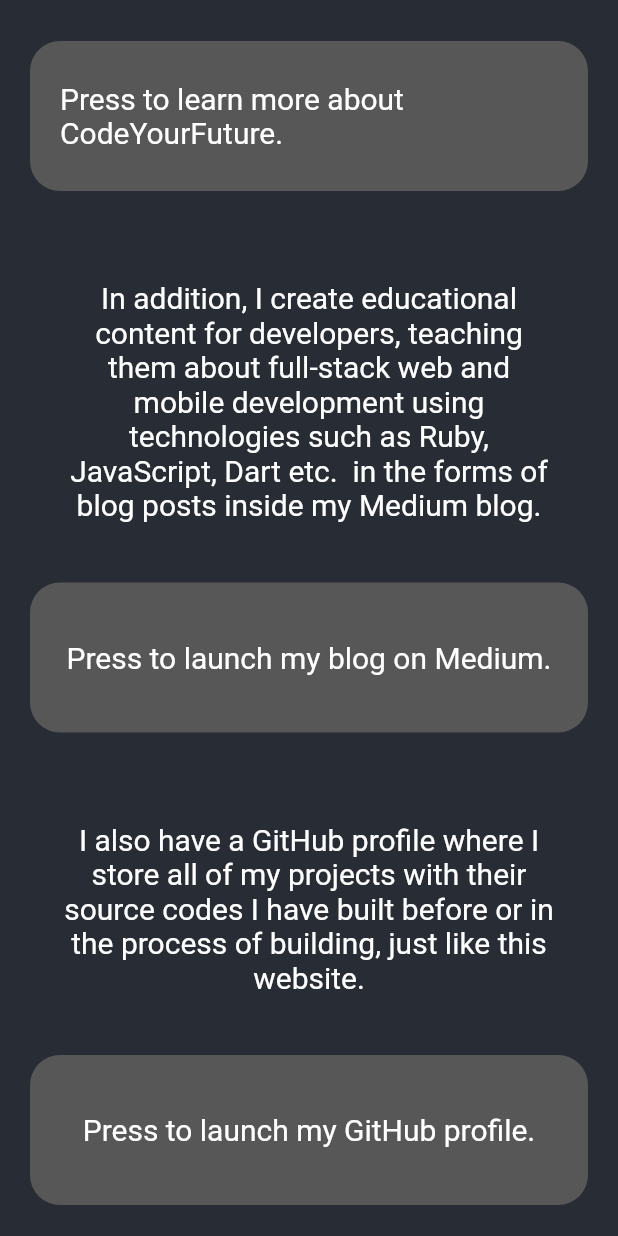
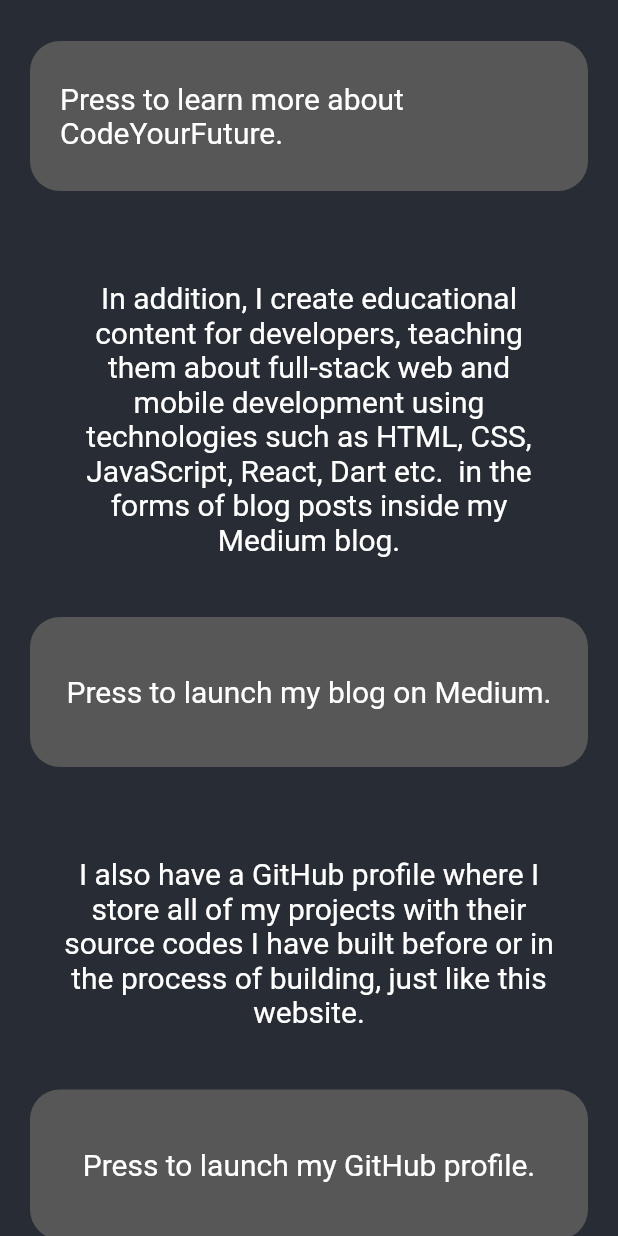
Before and after one commit to alicagatay/alicagatays_personal_webpage, a Flutter app: the screen it shows after launch, scrolled down 1152 dp, on a phone screen of 412 x 824 dp. Run offline on Flutter 3.47's test engine with Material 2 defaults, Android fonts, the phone set to English and light mode, and no system bars; network calls fail.

Commit message:
Updated page content.

```diff
--- a/lib/main.dart
+++ b/lib/main.dart
@@ -102,7 +102,8 @@
                   child: Container(
                     margin: const EdgeInsets.symmetric(horizontal: 20),
                     child: const Text(
-                      "I work on developing full-stack web and mobile applications, APIs, and databases using tools such as JavaScript, Flutter, Ruby and PostgreSQL.",
+                      "I work on developing full-stack web and mobile applications, APIs, "
+                      "and databases using tools such as JavaScript, React.js, Node.js, Flutter and PostgreSQL.",
                       textAlign: TextAlign.center,
                       style: TextStyle(
                         color: Colors.white,
@@ -175,7 +176,7 @@
                     margin: const EdgeInsets.symmetric(horizontal: 20),
                     child: const Text(
                       "In addition, I create educational content for developers, teaching them about "
-                      "full-stack web and mobile development using technologies such as Ruby, JavaScript, Dart etc.  "
+                      "full-stack web and mobile development using technologies such as HTML, CSS, JavaScript, React, Dart etc.  "
                       "in the forms of blog posts inside my Medium blog.",
                       textAlign: TextAlign.center,
                       style: TextStyle(
```
